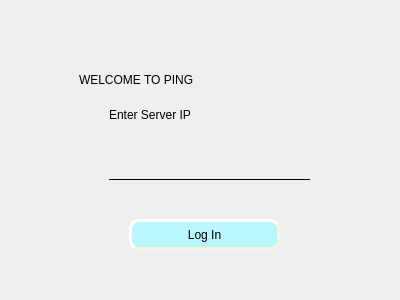
This is server_login.ui in devashishpan/Chat_Server as Qt 5 draws it before an edit. The edited form follows.
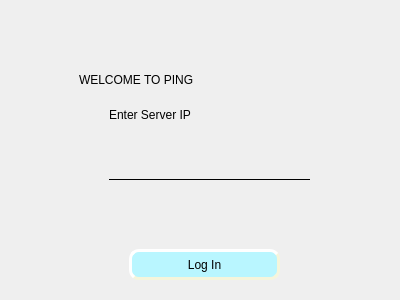
This is the edited form.

Diff of the .ui file:
```diff
--- a/server_login.ui
+++ b/server_login.ui
@@ -68,7 +68,7 @@
     <property name="geometry">
      <rect>
       <x>130</x>
-      <y>220</y>
+      <y>250</y>
       <width>151</width>
       <height>31</height>
      </rect>
@@ -92,7 +92,7 @@
       <x>110</x>
       <y>190</y>
       <width>201</width>
-      <height>16</height>
+      <height>51</height>
      </rect>
     </property>
     <property name="styleSheet">
```
